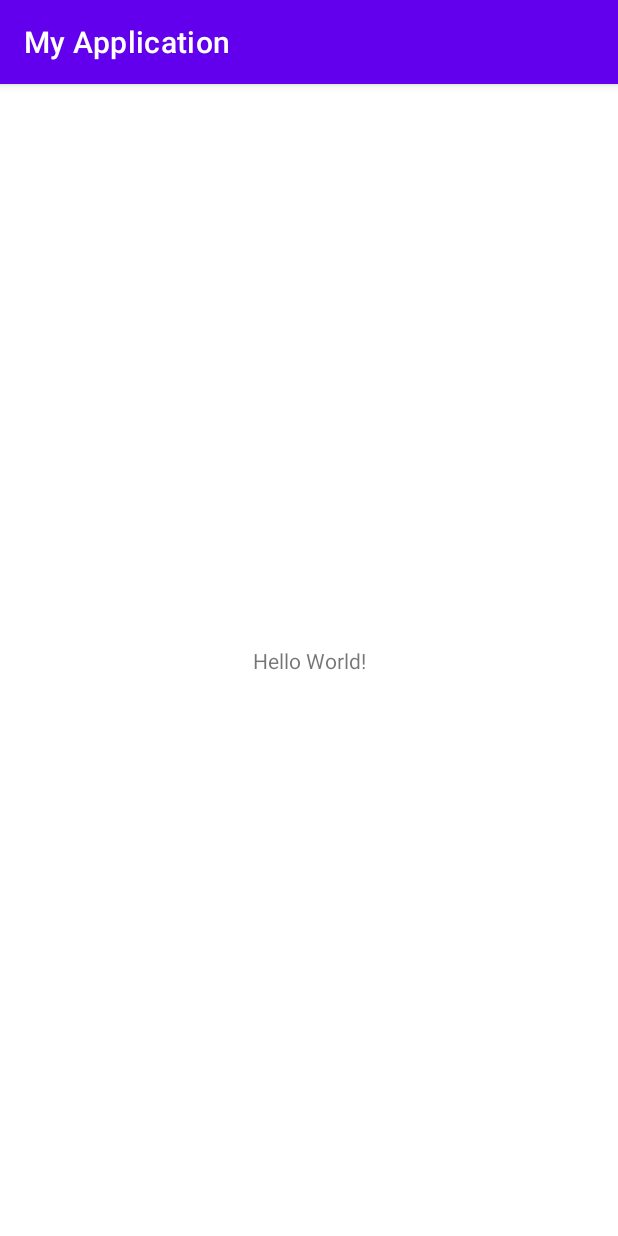
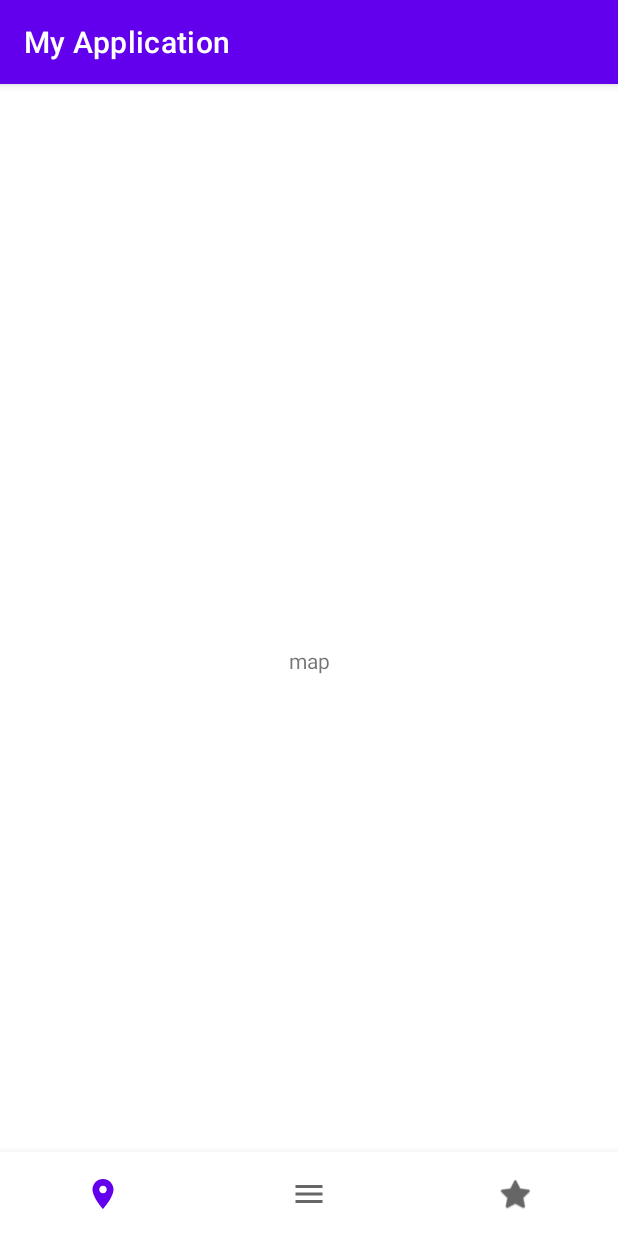
Before and after one commit to CMPUT301W23T34/QARMY, an Android app: the screen it shows after launch (MainActivity), on a phone screen of 412 x 824 dp. Run offline under Robolectric (Android 15) with nearby library versions, the phone set to English and light mode, and no system bars.

Commit message:
Added swipe navigation

```diff
--- /dev/null
+++ b/app/src/main/java/com/example/myapplication/FragmentPagerAdapter.java
@@ -0,0 +1,31 @@
+package com.example.myapplication;
+
+import androidx.annotation.NonNull;
+import androidx.fragment.app.Fragment;
+import androidx.fragment.app.FragmentActivity;
+import androidx.viewpager2.adapter.FragmentStateAdapter;
+
+public class FragmentPagerAdapter extends FragmentStateAdapter {
+    public FragmentPagerAdapter(@NonNull FragmentActivity fragmentActivity) {
+        super(fragmentActivity);
+    }
+
+    @NonNull
+    @Override
+    public Fragment createFragment(int position) {
+        switch(position){
+            case 0:
+                return new MapFragment();
+            case 1:
+                return new HomeFragment();
+            case 2:
+                return new RankFragment();
+        }
+        return null;
+    }
+
+    @Override
+    public int getItemCount() {
+        return 3;
+    }
+}
--- a/app/src/main/java/com/example/myapplication/MainActivity.java
+++ b/app/src/main/java/com/example/myapplication/MainActivity.java
@@ -1,14 +1,67 @@
 package com.example.myapplication;
 
 import androidx.appcompat.app.AppCompatActivity;
+import androidx.viewpager2.widget.ViewPager2;
 
 import android.os.Bundle;
+import android.view.MenuItem;
+
+import com.google.android.material.bottomnavigation.BottomNavigationView;
 
 public class MainActivity extends AppCompatActivity {
+
+    private BottomNavigationView bottomNavigationView;
+    private ViewPager2 viewPager;
+    private FragmentPagerAdapter fragmentPagerAdapter;
+    private MenuItem prevMenuItem;
 
     @Override
     protected void onCreate(Bundle savedInstanceState) {
         super.onCreate(savedInstanceState);
         setContentView(R.layout.activity_main);
+
+        bottomNavigationView = findViewById(R.id.nav_view);
+        bottomNavigationView.setSelectedItemId(R.id.navigation_home);
+        viewPager = findViewById(R.id.viewPager2);
+        fragmentPagerAdapter = new FragmentPagerAdapter(this);
+        viewPager.setAdapter(fragmentPagerAdapter);
+        prevMenuItem = bottomNavigationView.getMenu().getItem(1);
+
+        bottomNavigationView.setOnItemSelectedListener(item -> {
+            switch(item.getItemId())
+            {
+                case R.id.navigation_map:
+                    viewPager.setCurrentItem(0);
+                    return true;
+                case R.id.navigation_home:
+                    viewPager.setCurrentItem(1);
+                    return true;
+                case R.id.navigation_rank:
+                    viewPager.setCurrentItem(2);
+                    return true;
+            }
+            return false;
+        });
+
+        viewPager.registerOnPageChangeCallback(new ViewPager2.OnPageChangeCallback() {
+            @Override
+            public void onPageScrolled(int position, float positionOffset, int positionOffsetPixels) {
+
+            }
+            @Override
+            public void onPageSelected(int position) {
+                if (prevMenuItem != null) {
+                    prevMenuItem.setChecked(false);
+                } else {
+                    bottomNavigationView.getMenu().getItem(1).setChecked(false);
+                }
+                bottomNavigationView.getMenu().getItem(position).setChecked(true);
+                prevMenuItem = bottomNavigationView.getMenu().getItem(position);
+            }
+            @Override
+            public void onPageScrollStateChanged(int state) {
+
+            }
+        });
     }
 }
--- /dev/null
+++ b/app/src/main/java/com/example/myapplication/MapFragment.java
@@ -0,0 +1,18 @@
+package com.example.myapplication;
+
+import android.os.Bundle;
+import android.view.LayoutInflater;
+import android.view.View;
+import android.view.ViewGroup;
+
+import androidx.fragment.app.Fragment;
+
+public class MapFragment extends Fragment {
+    public MapFragment(){
+
+    }
+    @Override
+    public View onCreateView(LayoutInflater inflater, ViewGroup container, Bundle savedInstanceState) {
+        return inflater.inflate(R.layout.fragment_map, container, false);
+    }
+}
--- /dev/null
+++ b/app/src/main/res/drawable/baseline_location_on_24.xml
@@ -0,0 +1,5 @@
+<vector android:height="24dp" android:tint="#000000"
+    android:viewportHeight="24" android:viewportWidth="24"
+    android:width="24dp" xmlns:android="http://schemas.android.com/apk/res/android">
+    <path android:fillColor="@android:color/white" android:pathData="M12,2C8.13,2 5,5.13 5,9c0,5.25 7,13 7,13s7,-7.75 7,-13c0,-3.87 -3.13,-7 -7,-7zM12,11.5c-1.38,0 -2.5,-1.12 -2.5,-2.5s1.12,-2.5 2.5,-2.5 2.5,1.12 2.5,2.5 -1.12,2.5 -2.5,2.5z"/>
+</vector>
--- /dev/null
+++ b/app/src/main/res/drawable/baseline_menu_24.xml
@@ -0,0 +1,5 @@
+<vector android:height="24dp" android:tint="#000000"
+    android:viewportHeight="24" android:viewportWidth="24"
+    android:width="24dp" xmlns:android="http://schemas.android.com/apk/res/android">
+    <path android:fillColor="@android:color/white" android:pathData="M3,18h18v-2L3,16v2zM3,13h18v-2L3,11v2zM3,6v2h18L21,6L3,6z"/>
+</vector>
--- a/app/src/main/res/layout/activity_main.xml
+++ b/app/src/main/res/layout/activity_main.xml
@@ -6,13 +6,28 @@
     android:layout_height="match_parent"
     tools:context=".MainActivity">
 
-    <TextView
-        android:layout_width="wrap_content"
+    <com.google.android.material.bottomnavigation.BottomNavigationView
+        android:id="@+id/nav_view"
+        android:layout_width="0dp"
         android:layout_height="wrap_content"
-        android:text="Hello World!"
+        android:layout_marginStart="0dp"
+        android:layout_marginEnd="0dp"
+        android:background="?android:attr/windowBackground"
+        app:layout_constraintBottom_toBottomOf="parent"
+        app:layout_constraintLeft_toLeftOf="parent"
+        app:layout_constraintRight_toRightOf="parent"
+        app:menu="@menu/bottom_nav_menu"
+        app:labelVisibilityMode="unlabeled"/>
+
+    <androidx.viewpager2.widget.ViewPager2
+        android:id="@+id/viewPager2"
+        android:layout_width="match_parent"
+        android:layout_height="match_parent"
         app:layout_constraintBottom_toBottomOf="parent"
         app:layout_constraintEnd_toEndOf="parent"
         app:layout_constraintStart_toStartOf="parent"
-        app:layout_constraintTop_toTopOf="parent" />
+        app:layout_constraintTop_toTopOf="parent">
+
+    </androidx.viewpager2.widget.ViewPager2>
 
 </androidx.constraintlayout.widget.ConstraintLayout>
--- /dev/null
+++ b/app/src/main/res/layout/fragment_home.xml
@@ -0,0 +1,6 @@
+<?xml version="1.0" encoding="utf-8"?>
+<androidx.constraintlayout.widget.ConstraintLayout xmlns:android="http://schemas.android.com/apk/res/android"
+    android:layout_width="match_parent"
+    android:layout_height="match_parent">
+
+</androidx.constraintlayout.widget.ConstraintLayout>
--- /dev/null
+++ b/app/src/main/res/layout/fragment_map.xml
@@ -0,0 +1,19 @@
+<?xml version="1.0" encoding="utf-8"?>
+<androidx.constraintlayout.widget.ConstraintLayout xmlns:android="http://schemas.android.com/apk/res/android"
+    xmlns:app="http://schemas.android.com/apk/res-auto"
+    xmlns:tools="http://schemas.android.com/tools"
+    android:layout_width="match_parent"
+    android:layout_height="match_parent"
+    tools:context=".MainActivity">
+
+    <TextView
+        android:id="@+id/rankTextView"
+        android:layout_width="wrap_content"
+        android:layout_height="wrap_content"
+        android:text="map"
+        app:layout_constraintBottom_toBottomOf="parent"
+        app:layout_constraintEnd_toEndOf="parent"
+        app:layout_constraintStart_toStartOf="parent"
+        app:layout_constraintTop_toTopOf="parent" />
+
+</androidx.constraintlayout.widget.ConstraintLayout>
--- /dev/null
+++ b/app/src/main/res/menu/bottom_nav_menu.xml
@@ -0,0 +1,18 @@
+<?xml version="1.0" encoding="utf-8"?>
+<menu xmlns:android="http://schemas.android.com/apk/res/android">
+    <item
+        android:id="@+id/navigation_map"
+        android:icon="@drawable/baseline_location_on_24"
+        android:title="@string/title_map" />
+
+    <item
+        android:id="@+id/navigation_home"
+        android:icon="@drawable/baseline_menu_24"
+        android:title="@string/title_home" />
+
+
+    <item
+        android:id="@+id/navigation_rank"
+        android:icon="@android:drawable/btn_star"
+        android:title="@string/title_rank" />
+</menu>
--- a/app/src/main/res/values/strings.xml
+++ b/app/src/main/res/values/strings.xml
@@ -1,3 +1,6 @@
 <resources>
     <string name="app_name">My Application</string>
+    <string name="title_rank">Rank</string>
+    <string name="title_home">Home</string>
+    <string name="title_map">Map</string>
 </resources>
```
Also changed, not shown: app/src/main/java/com/example/myapplication/HomeFragment.java (added, +18 -0 lines), app/src/main/java/com/example/myapplication/RankFragment.java (added, +18 -0 lines), app/src/main/res/layout/fragment_rank.xml (added, +18 -0 lines).
